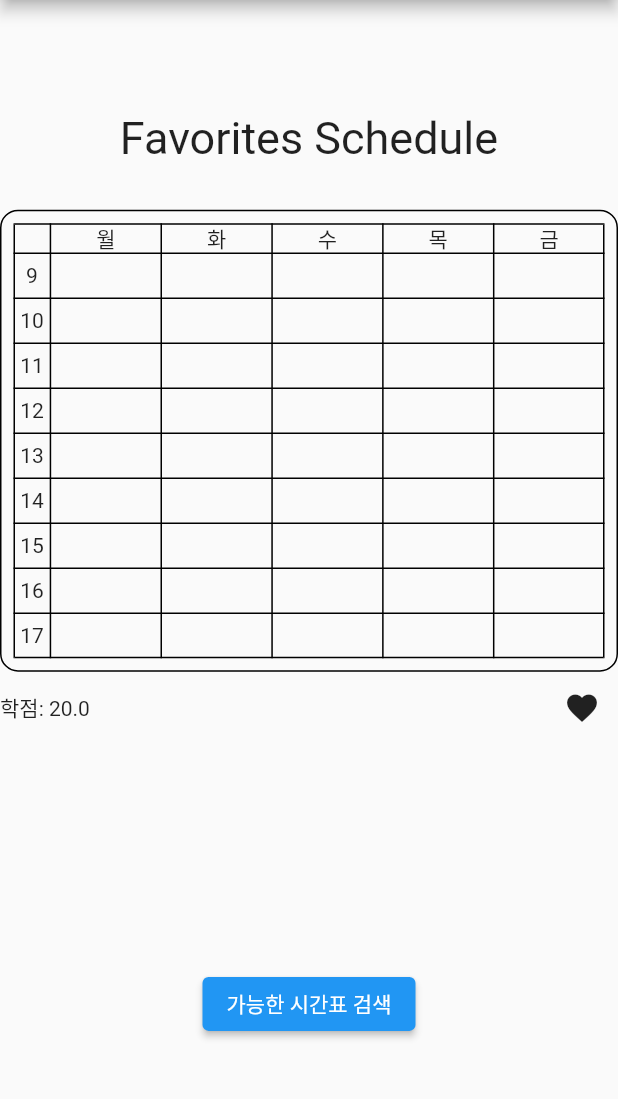
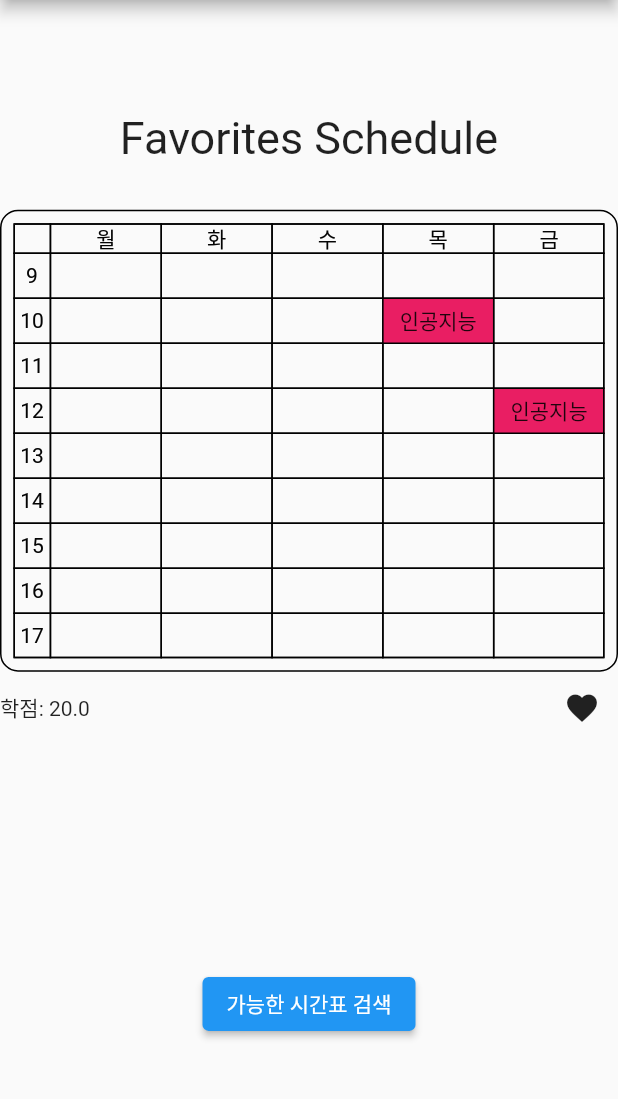
Before and after one commit to gihwan-dev/Scheduling_App, a Flutter app: the screen it shows after launch, on a phone screen of 412 x 824 dp, the part 84-1183 px from its top. Run offline on Flutter 3.47's test engine with Material 2 defaults, Android fonts, the phone set to English and light mode, and no system bars.

Commit message:
add stack for subject adding

```diff
--- /dev/null
+++ b/optimizing_schedule/lib/component/dfs.dart
@@ -0,0 +1,9 @@
+import 'package:optimizing_schedule/component/shedule.dart';
+
+List resultSubject = [];
+
+void dfs(Map subjectCheck, List wantToSubject, List canDoSubject) {
+  for (int i = 0; i < wantToSubject.length; i++) {
+    for (int j = 0; j < canDoSubject.length; j++) {}
+  }
+}
--- a/optimizing_schedule/lib/component/shedule.dart
+++ b/optimizing_schedule/lib/component/shedule.dart
@@ -1,4 +1,6 @@
 import 'package:flutter/material.dart';
+import 'adding_subjects.dart';
+import 'package:optimizing_schedule/screen/available_schedule.dart';
 
 // class scheduleDetail {
 //   bool? cyber;
@@ -15,6 +17,14 @@ List week = [
   '목',
   '금',
 ];
+
+const time_template = {
+  '월': 1,
+  '화': 2,
+  '수': 3,
+  '목': 4,
+  '금': 5,
+};
 
 List check_schedule =
     List.generate(10, (index) => List.generate(6, (index) => 0));
@@ -33,6 +43,22 @@ class Schedule extends StatefulWidget {
 }
 
 class _ScheduleState extends State<Schedule> {
+  Subject testSubject = new Subject();
+
+  @override
+  void initState() {
+    // TODO: implement initState
+    super.initState();
+    setState(() {
+      testSubject.title = '인공지능';
+      testSubject.time = [
+        ['목', 10],
+        ['금', 12]
+      ];
+      testSubject.score = 2;
+    });
+  }
+
   @override
   Widget build(BuildContext context) {
     return Column(
@@ -52,24 +78,11 @@ class _ScheduleState extends State<Schedule> {
             border: Border.all(color: Colors.black),
           ),
           padding: EdgeInsets.all(8.0),
-          child: Table(
-            border: TableBorder.all(),
-            columnWidths: const <int, TableColumnWidth>{
-              0: FlexColumnWidth(1),
-              1: FlexColumnWidth(3),
-              2: FlexColumnWidth(3),
-              3: FlexColumnWidth(3),
-              4: FlexColumnWidth(3),
-              5: FlexColumnWidth(3),
-            },
-            children: List<TableRow>.generate(10, (hourIndex) {
-              return TableRow(
-                  children: List.generate(6, (dayIndex) {
-                return TableCell(
-                  child: textCheck(hourIndex, dayIndex),
-                );
-              }));
-            }),
+          child: Stack(
+            children: [
+              scheduleMaker(textCheck),
+              scheduleMaker(subjectChecker, eachSubject: testSubject),
+            ],
           ),
         ),
         Row(
@@ -88,7 +101,7 @@ class _ScheduleState extends State<Schedule> {
     );
   }
 
-  Container textCheck(hourIndex, dayIndex) {
+  Container textCheck(hourIndex, dayIndex, Subject? eachSubject) {
     if (hourIndex == 0) {
       return Container(
         height: 20,
@@ -112,4 +125,73 @@ class _ScheduleState extends State<Schedule> {
       );
     }
   }
+
+  Table scheduleMaker(Function makingTableContent,
+      {Subject? eachSubject = null}) {
+    return Table(
+      border: TableBorder.all(),
+      columnWidths: const <int, TableColumnWidth>{
+        0: FlexColumnWidth(1),
+        1: FlexColumnWidth(3),
+        2: FlexColumnWidth(3),
+        3: FlexColumnWidth(3),
+        4: FlexColumnWidth(3),
+        5: FlexColumnWidth(3),
+      },
+      children: List<TableRow>.generate(10, (hourIndex) {
+        return TableRow(
+            children: List.generate(6, (dayIndex) {
+          return TableCell(
+            child: makingTableContent(hourIndex, dayIndex, eachSubject),
+          );
+        }));
+      }),
+    );
+  }
+
+  Container subjectChecker(hourIndex, dayIndex, Subject? eachSubject) {
+    if (hourIndex == 0) {
+      return Container(
+        height: 20,
+        child: Center(
+          child: Text('${week[dayIndex]}'),
+        ),
+      );
+    } else if (dayIndex == 0) {
+      return Container(
+        height: 30,
+        child: Center(
+          child: Text('${hourIndex + 8}'),
+        ),
+      );
+    } else {
+      if (eachSubject == null) {
+        return Container(
+          height: 30,
+          child: Center(
+            child: Text(''),
+          ),
+        );
+      } else {
+        for (int i = 0; i < eachSubject.time.length; i++) {
+          if (time_template[eachSubject.time[i][0]] == dayIndex &&
+              eachSubject.time[i][1] == hourIndex + 8) {
+            return Container(
+              decoration: BoxDecoration(color: Colors.pink),
+              height: 30,
+              child: Center(
+                child: Text('${eachSubject.title}'),
+              ),
+            );
+          }
+        }
+        return Container(
+          height: 30,
+          child: Center(
+            child: Text(''),
+          ),
+        );
+      }
+    }
+  }
 }
--- a/optimizing_schedule/lib/screen/available_schedule.dart
+++ b/optimizing_schedule/lib/screen/available_schedule.dart
@@ -4,6 +4,10 @@ import 'package:optimizing_schedule/component/adding_subjects.dart';
 List<Subject> EssentialSubjectList = [];
 List<Subject> WantToSubjectList = [];
 List<Subject> CanSubjectList = [];
+
+class ResultSubject {
+  List subjects = [];
+}
 
 class Optimizing_Schedult extends StatefulWidget {
   const Optimizing_Schedult({
```
